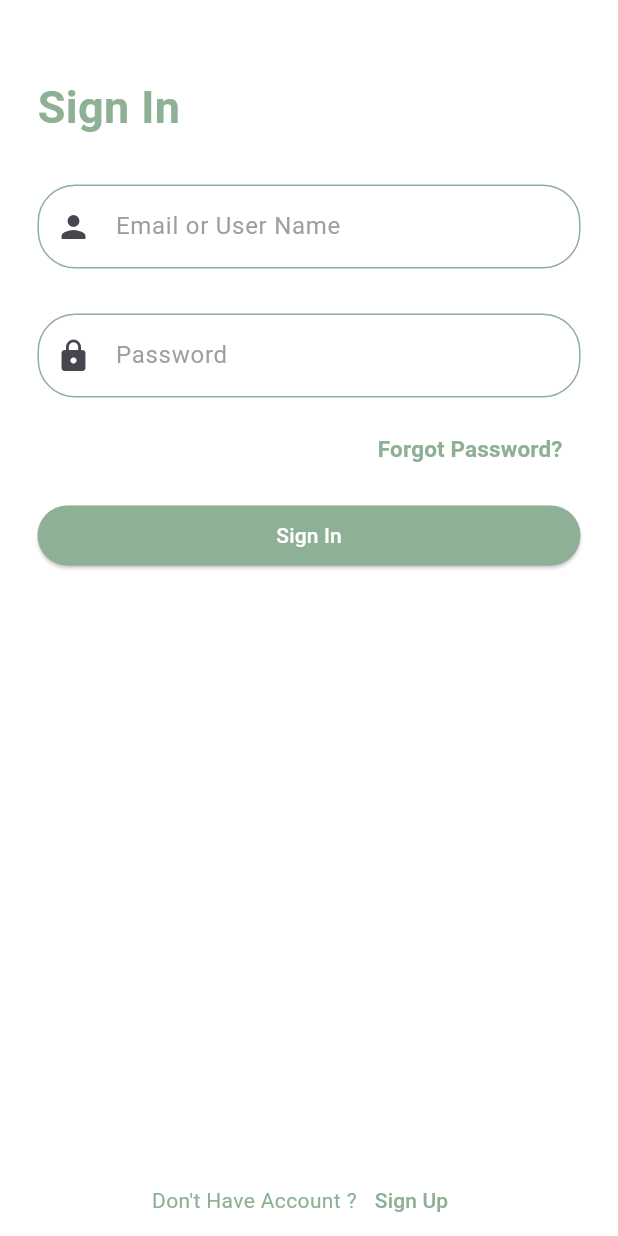
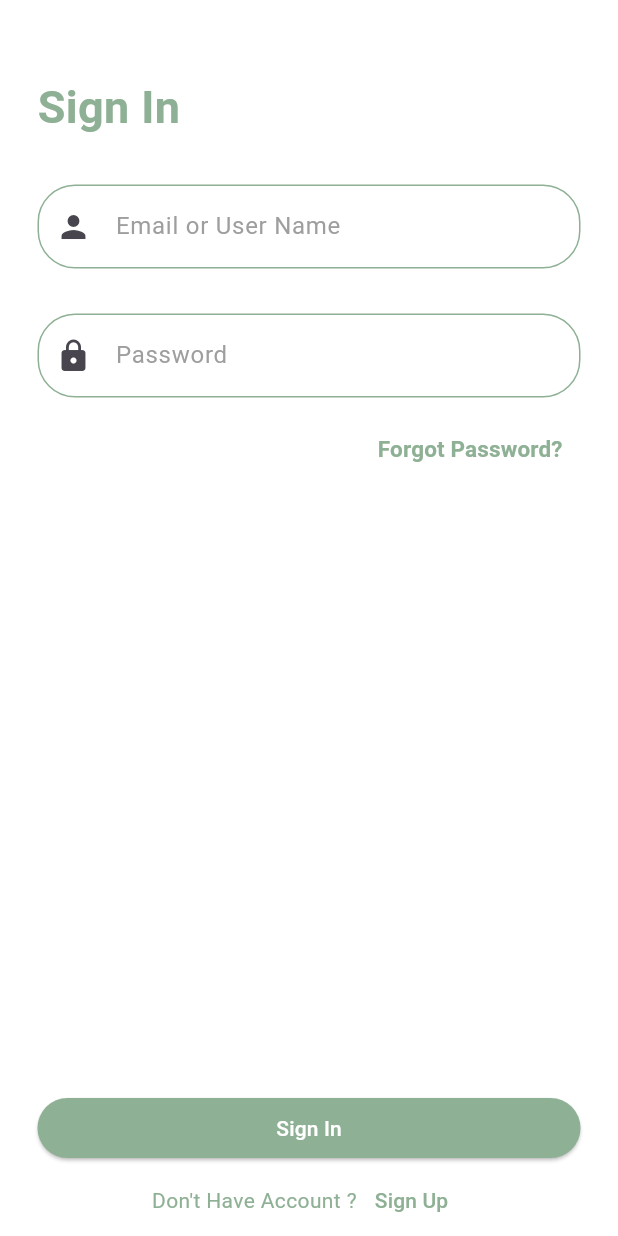
Before and after one commit to RestoRun1/resto_run_mobile, a Flutter app: the screen it shows after launch, on a phone screen of 412 x 824 dp. Run offline on Flutter 3.47's test engine with Material 3 defaults, Android fonts, the phone set to English and light mode, and no system bars; our stand-ins replace carousel_slider, flutter_credit_card, flutter_map, flutter_svg, latlong2, logger and 2 more; missing offline and left inert: simple_barcode_scanner; key blocks and very long unbroken strings in the code were emptied for the run.

Commit message:
SignIn Button Now At the bottom of the page

```diff
--- a/lib/Pages/SignIn.dart
+++ b/lib/Pages/SignIn.dart
@@ -89,8 +89,12 @@ class SignIn extends StatelessWidget {
                 height: 10,
               ),
 
+
+              const Spacer(),
+
+              Column(
+                children: [
                   const SignInButton(text: "Sign In"),
-              const Spacer(),
                   Row(
                     mainAxisAlignment: MainAxisAlignment.center,
                     children: [
@@ -101,6 +105,8 @@ class SignIn extends StatelessWidget {
                           buttonText: "Sign Up",
                           touchButton: goSignUp,
                         ),
+                      ),
+                    ],
                   ),
                 ],
               ),
```
Lines whose indentation alone changed are shown as unchanged.
